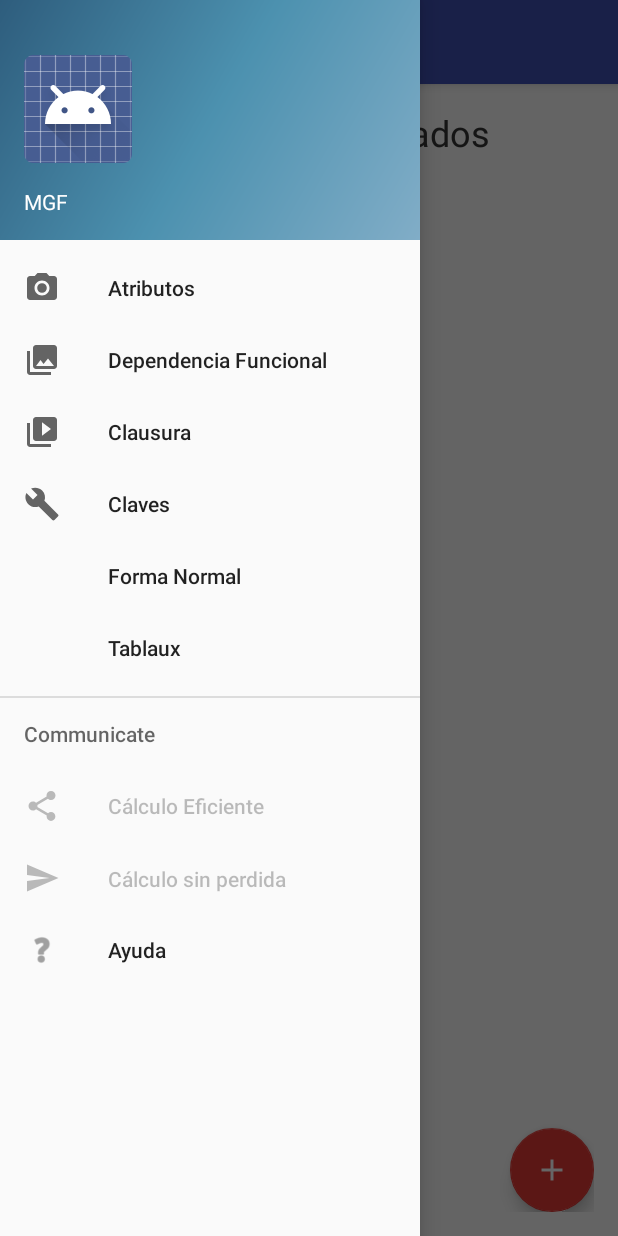
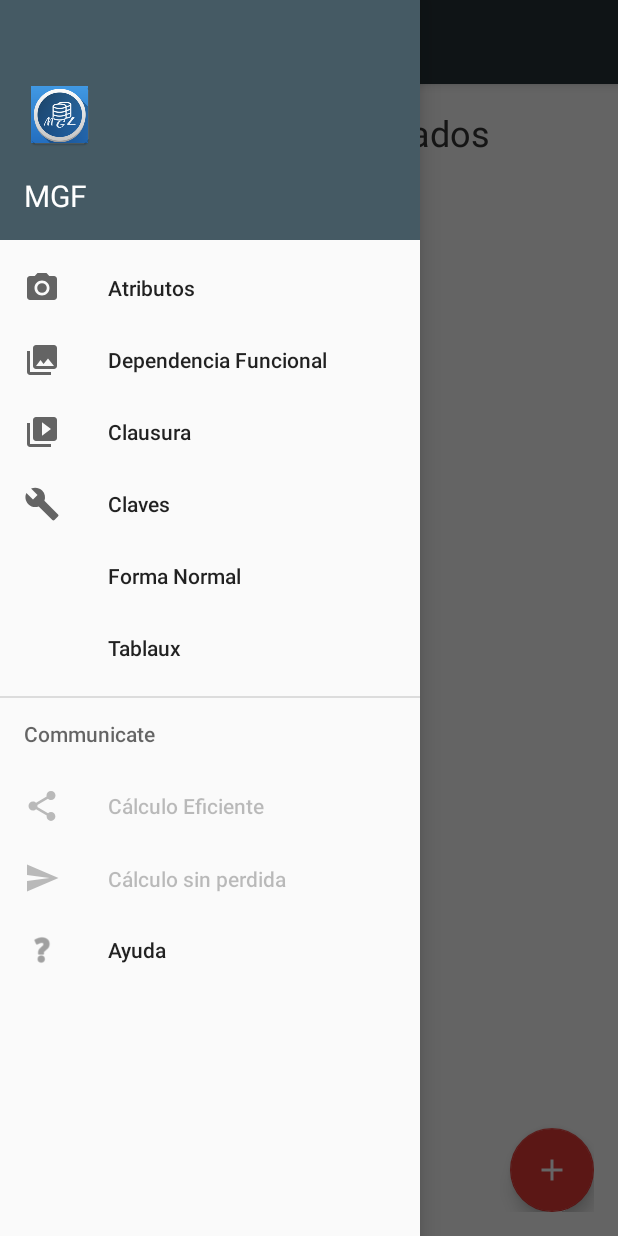
Before and after one commit to fedeLizondo/BaseDeDatos, an Android app: the screen it shows after launch (MainActivity), with the side drawer open, on a phone screen of 412 x 824 dp. Run offline under Robolectric (Android 15) with nearby library versions, the phone set to English and light mode, and no system bars.

```diff
--- a/app/src/main/res/drawable/side_nav_bar.xml
+++ b/app/src/main/res/drawable/side_nav_bar.xml
@@ -2,8 +2,8 @@
     android:shape="rectangle">
     <gradient
         android:angle="135"
-        android:centerColor="#4c91af"
-        android:endColor="#2e5d7d"
-        android:startColor="#81adc7"
+        android:centerColor="#455a64"
+        android:endColor="#455a64"
+        android:startColor="#455a64"
         android:type="linear" />
 </shape>
--- a/app/src/main/res/layout/nav_header_navegador.xml
+++ b/app/src/main/res/layout/nav_header_navegador.xml
@@ -17,13 +17,14 @@
         android:layout_width="wrap_content"
         android:layout_height="wrap_content"
         android:paddingTop="@dimen/nav_header_vertical_spacing"
-        app:srcCompat="@android:drawable/sym_def_app_icon" />
+        app:srcCompat="@mipmap/ic_launcher" />
 
     <TextView
         android:layout_width="match_parent"
         android:layout_height="wrap_content"
         android:paddingTop="@dimen/nav_header_vertical_spacing"
         android:text="MGF"
-        android:textAppearance="@style/TextAppearance.AppCompat.Body1" />
+        android:textAppearance="@style/TextAppearance.AppCompat.Body1"
+        android:textSize="20sp" />
 
 </LinearLayout>
--- a/app/src/main/res/values/colors.xml
+++ b/app/src/main/res/values/colors.xml
@@ -6,7 +6,7 @@
     <color name="colorPrimary">#3F51B5</color>
 
     <!-- TITULO CON COLOR PRIMARIO -->
-    <color name="colorText_Icons">#FFFFFF</color>
+    <color name="colorText_Icons">#ffffff</color>
     <!-- SUB-TITULO CON COLOR PRIMARIO -->
     <color name="colorPrimaryLight">#C5CAE9</color>
 
@@ -18,6 +18,6 @@
     <color name="colorDivider">#BDBDBD</color>
 
     <!--Color para resaltar (por ejemplo el Float Action Button)-->
-    <color name="colorAccent">#E53935</color>
+    <color name="colorAccent">#e53935</color>
 
 </resources>
--- a/app/src/main/res/values/styles.xml
+++ b/app/src/main/res/values/styles.xml
@@ -2,8 +2,8 @@
 
     <!-- Base application theme. -->
     <style name="AppTheme" parent="Theme.AppCompat.Light.DarkActionBar">
-        <item name="colorPrimaryDark">#303F9F</item>
-        <item name="colorPrimary">#3F51B5</item>
+        <item name="colorPrimaryDark">#202121</item>
+        <item name="colorPrimary">#263238</item>
         <item name="colorAccent">#E53935</item>
     </style>
 
```
Also changed, not shown: app/src/main/res/layout/fragment_clausura.xml (+45 -3 lines), app/src/main/res/layout/fragment_clave_candidata.xml (+79 -2 lines), app/src/main/res/values/strings.xml (+9 -0 lines).
